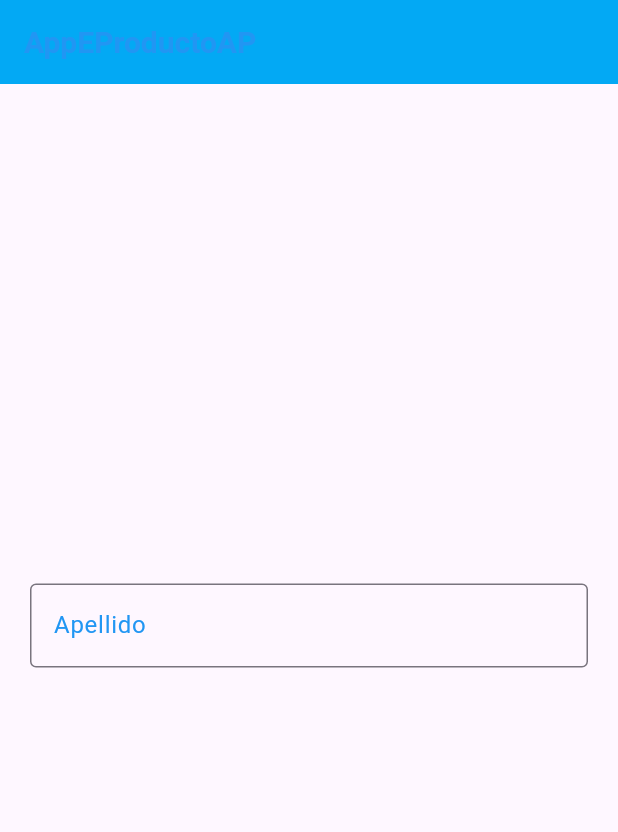
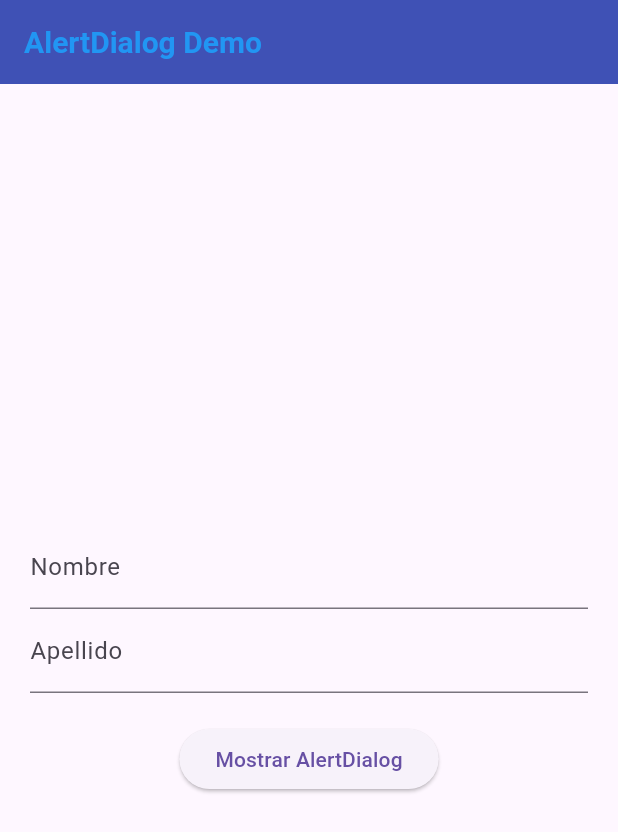
Before and after one commit to OmerJuve2023/appi_exam, a Flutter app: the screen it shows after launch, on a phone screen of 412 x 824 dp. Shown: the top 832 px of the screen. Run offline on Flutter 3.47's test engine with Material 3 defaults, Android fonts, the phone set to English and light mode, and no system bars.

Commit message:
Pregunta3AP.dart and Pregunta4AP.dart successful

```diff
--- a/lib/preguntas/Pregunta3AP.dart
+++ b/lib/preguntas/Pregunta3AP.dart
@@ -0,0 +1,12 @@
+import 'package:appi_exam/widgets/Tabs.dart';
+import 'package:flutter/cupertino.dart';
+import 'package:flutter/material.dart';
+
+class Pregunta3AP extends StatelessWidget {
+  @override
+  Widget build(BuildContext context) {
+    return MaterialApp(
+      home: Tabs(),
+    );
+  }
+}
--- a/lib/preguntas/Pregunta4AP.dart
+++ b/lib/preguntas/Pregunta4AP.dart
@@ -0,0 +1,92 @@
+import 'package:appi_exam/widgets/StyledText.dart';
+import 'package:appi_exam/widgets/alertDialogContent.dart';
+import 'package:flutter/material.dart';
+
+class Pregunta4AP extends StatelessWidget {
+  @override
+  Widget build(BuildContext context) {
+    return MaterialApp(
+      home: AlertDialogDemo(),
+    );
+  }
+}
+
+class AlertDialogButton extends StatelessWidget {
+  final TextEditingController nameController;
+  final TextEditingController lastNameController;
+
+  AlertDialogButton(this.nameController, this.lastNameController);
+
+  @override
+  Widget build(BuildContext context) {
+    return ElevatedButton(
+      onPressed: () {
+        _showAlertDialog(context);
+      },
+      child: Text('Mostrar AlertDialog'),
+    );
+  }
+
+  void _showAlertDialog(BuildContext context) {
+    showDialog(
+      context: context,
+      builder: (BuildContext context) {
+        return AlertDialog(
+          title: Text('Información'),
+          content: AlertDialogContent(
+            nameController.text,
+            lastNameController.text,
+          ),
+          actions: <Widget>[
+            TextButton(
+              onPressed: () {
+                Navigator.of(context).pop();
+              },
+              child: Text('Cerrar'),
+            ),
+          ],
+        );
+      },
+    );
+  }
+}
+
+class AlertDialogDemo extends StatefulWidget {
+  @override
+  _AlertDialogDemoState createState() => _AlertDialogDemoState();
+}
+
+class _AlertDialogDemoState extends State<AlertDialogDemo> {
+  final TextEditingController _nameController = TextEditingController();
+  final TextEditingController _lastNameController = TextEditingController();
+
+  @override
+  Widget build(BuildContext context) {
+    return Scaffold(
+      appBar: AppBar(
+        title: const StyledText("AlertDialog Demo"),
+        backgroundColor: Colors.indigo,
+      ),
+      body: Center(
+        child: Padding(
+          padding: const EdgeInsets.all(20.0),
+          child: Column(
+            mainAxisAlignment: MainAxisAlignment.center,
+            children: [
+              TextField(
+                controller: _nameController,
+                decoration: const InputDecoration(labelText: 'Nombre'),
+              ),
+              TextField(
+                controller: _lastNameController,
+                decoration: const InputDecoration(labelText: 'Apellido'),
+              ),
+              SizedBox(height: 20),
+              AlertDialogButton(_nameController, _lastNameController),
+            ],
+          ),
+        ),
+      ),
+    );
+  }
+}
```
Also changed, not shown: lib/main.dart (+4 -5 lines), lib/widgets/Iconss.dart (added, +17 -0 lines), lib/widgets/Tabs.dart (added, +45 -0 lines), lib/widgets/alertDialogContent.dart (added, +32 -0 lines).
